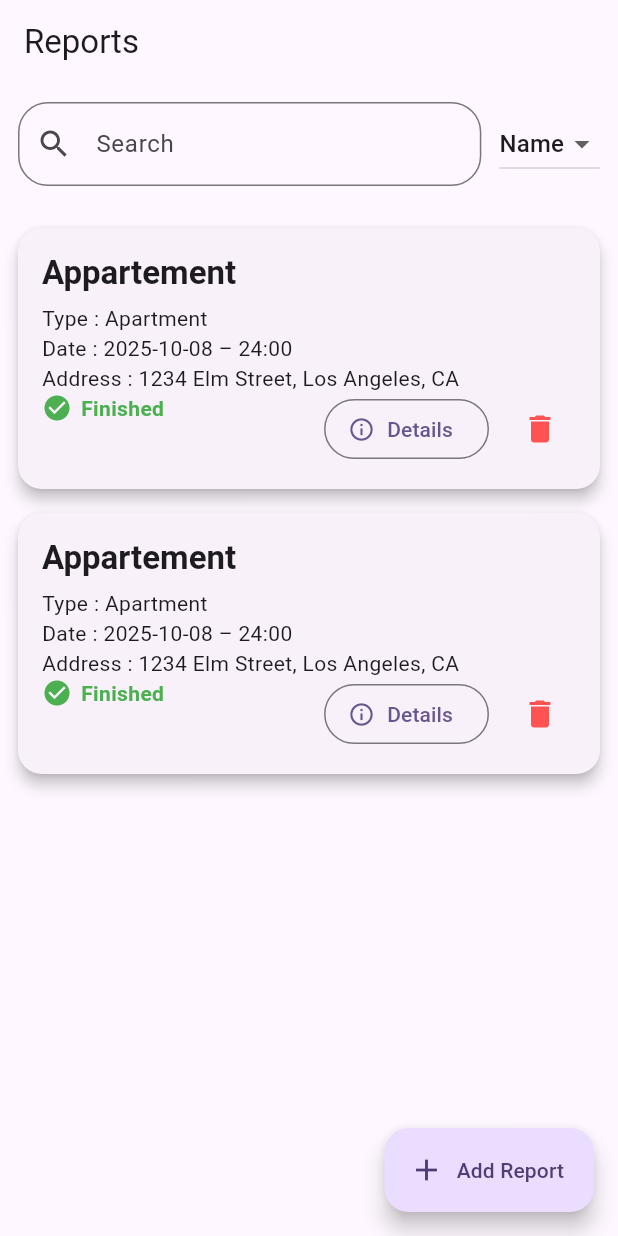
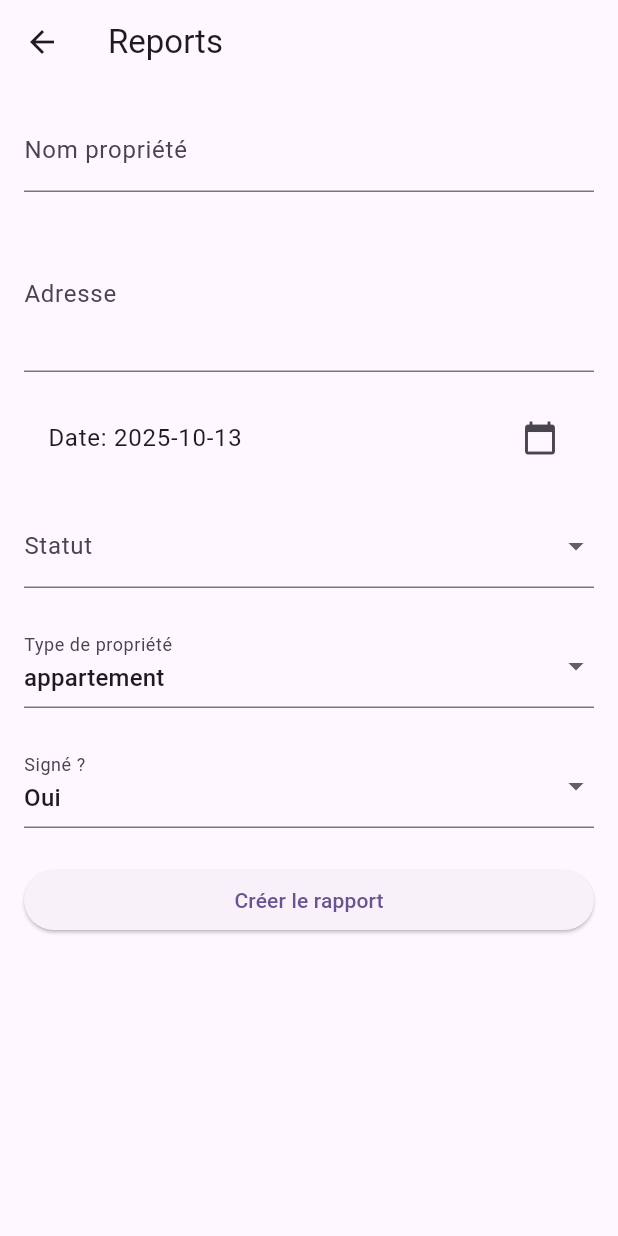
Before and after one commit to ByggL/samueliot_immocheck, a Flutter app: the screen it shows after launch, after a tap on "Add Report", on a phone screen of 412 x 824 dp. Run offline on Flutter 3.47's test engine with Material 3 defaults, Android fonts, the light colour scheme and no system bars; our stand-ins replace flutter_secure_storage, image_picker.

Commit message:
Report creation form along with some other changes

```diff
--- a/lib/providers/property_provider.dart
+++ b/lib/providers/property_provider.dart
@@ -78,6 +78,7 @@ class PropertyProvider extends ChangeNotifier{
     String? data = await _storage.read(key: 'properties_list');
     if (data != null) {
       List<dynamic> decoded = jsonDecode(data);
+      print(decoded);
       _properties = decoded.map((p) => Property.fromJson(p)).toList();
       notifyListeners();
     }
--- a/lib/providers/rapport_provider.dart
+++ b/lib/providers/rapport_provider.dart
@@ -48,17 +48,50 @@ class Rapport extends Property {
 class RapportProvider extends ChangeNotifier{
   final _storage = FlutterSecureStorage();
 
-  // Save rapport
-  Future<void> saveRapport(Rapport rapport) async {
-    await _storage.write(key: 'rapport_${rapport.nom}', value: jsonEncode(rapport.toJson()));
+  List<Property> _properties = [];
+
+  List<Property> get properties => List.unmodifiable(_properties);
+
+
+  void addRapportGlobal(Property propertyToAdd){
+    _properties.add(propertyToAdd);
   }
 
-  // Load rapport
-  Future<Rapport?> loadRapport(String nom) async {
-    String? data = await _storage.read(key: 'rapport_$nom');
-    if (data != null) {
-      return Rapport.fromJson(jsonDecode(data));
+  Property? getRapportById(String id){
+    for (Property property in _properties){
+        if (property.propertyId == id){
+          return property;
+        }
     }
     return null;
   }
+
+  void addRoomToRapport(String propertyId,Room roomToAdd){
+    Property? property = getRapportById(propertyId);
+    if (property==null){
+      throw Exception('No property found with this ID');
+    }
+    property.roomList.add(roomToAdd);
+  }
+
+  // Save all properties to storage
+  Future<void> saveRapports() async {
+    await _storage.write(
+      key: 'properties_list',
+      value: jsonEncode(_properties.map((p) => p.toJson()).toList()),
+    );
+    notifyListeners();
+  }
+
+
+  // Load all properties from storage
+  Future<void> loadRapports() async {
+    String? data = await _storage.read(key: 'properties_list');
+    if (data != null) {
+      List<dynamic> decoded = jsonDecode(data);
+      _properties = decoded.map((p) => Property.fromJson(p)).toList();
+      notifyListeners();
+    }
+  }
+
 }
--- /dev/null
+++ b/lib/ui/forms/build_rapport_form.dart
@@ -0,0 +1,167 @@
+import 'package:flutter/material.dart';
+import 'package:samueliot_immocheck/data/enums.dart';
+import 'package:samueliot_immocheck/providers/rapport_provider.dart';
+import 'package:uuid/uuid.dart';
+
+
+class BuildRapportForm extends StatefulWidget {
+
+  const BuildRapportForm({super.key});
+
+  static Route<void> route() {
+    return MaterialPageRoute<void>(
+      settings: const RouteSettings(name: '/buildRapportForm'),
+      builder: (_) => BuildRapportForm(),
+    );
+  }
+
+  @override
+  State<BuildRapportForm> createState() => _BuildRapportFormState();
+}
+
+class _BuildRapportFormState extends State<BuildRapportForm> {
+
+  final _formKey = GlobalKey<FormState>();
+  final TextEditingController _nameController = TextEditingController();
+  final TextEditingController _adressController = TextEditingController();
+  String _signature = "Oui";
+  PropertyTypes _propertyType = PropertyTypes.appartement;
+  DateTime _selectedDate = DateTime.now();
+  EtatsRapport? _selectedStatus;
+
+  void _pickDate() async {
+    final now = DateTime.now();
+    final picked = await showDatePicker(
+      context: context,
+      initialDate: now,
+      firstDate: DateTime(now.year - 5),
+      lastDate: DateTime(now.year + 5),
+    );
+    if (picked != null) {
+      setState(() {
+        _selectedDate = picked;
+      });
+    }
+  }
+
+  void _submit() {
+    if (_formKey.currentState?.validate() ?? false) {
+      Rapport submittedRapport = Rapport(
+        nom: _nameController.text,
+        adresse: _adressController.text,
+        roomList: [],
+        propertyType: _propertyType,
+        propertyId: Uuid().v4(),
+        creationDate: _selectedDate,
+        statutRapport: _selectedStatus!,
+        signature: _signature ,
+      );
+      RapportProvider rapportProvider = RapportProvider();
+      rapportProvider.loadRapports();
+      print(rapportProvider.properties.length);
+
+      rapportProvider.addRapportGlobal(submittedRapport);
+      print('yo');
+      print(rapportProvider.properties.length);
+      rapportProvider.saveRapports();
+      rapportProvider.loadRapports();
+      print(rapportProvider.properties.length);
+      Navigator.pop(context);
+
+
+
+    }
+  }
+
+  @override
+  Widget build(BuildContext context) {
+    return Scaffold(
+        appBar: AppBar(title: const Text('Reports')),
+        body:
+          Form(
+            key: _formKey,
+            child: ListView(
+              padding: const EdgeInsets.all(16),
+              children: [
+                TextFormField(
+                  controller: _nameController,
+                  decoration: const InputDecoration(labelText: 'Nom propriété'),
+                  validator: (value) =>
+                      value == null || value.isEmpty ? 'Champ requis' : null,
+                ),
+                const SizedBox(height: 16),
+                TextFormField(
+                  controller: _adressController,
+                  decoration: const InputDecoration(labelText: 'Adresse'),
+                  maxLines: 3,
+                  validator: (value) =>
+                      value == null || value.isEmpty ? 'Champ requis' : null,
+                ),
+                const SizedBox(height: 16),
+                ListTile(
+                  title: Text(_selectedDate == null
+                      ? 'Sélectionner une date'
+                      : 'Date: ${_selectedDate!.toLocal().toString().split(' ')[0]}'),
+                  trailing: const Icon(Icons.calendar_today),
+                  onTap: _pickDate,
+                ),
+                const SizedBox(height: 16),
+                DropdownButtonFormField<EtatsRapport>(
+                  initialValue: _selectedStatus,
+                  items: EtatsRapport.values
+                          .map(
+                            (status) => DropdownMenuItem(
+                              value: status,
+                              child: Text(status.name),
+                            ),
+                          )
+                          .toList(),
+                  decoration: const InputDecoration(labelText: 'Statut'),
+                  onChanged: (value) => setState(() => _selectedStatus = value),
+                  validator: (value) =>
+                      value == null ? 'Sélectionnez un statut' : null,
+                ),
+                const SizedBox(height: 24),
+                DropdownButtonFormField<PropertyTypes>(
+                  initialValue: _propertyType,
+                  items: PropertyTypes.values
+                          .map(
+                            (status) => DropdownMenuItem(
+                              value: status,
+                              child: Text(status.name),
+                            ),
+                          )
+                          .toList(),
+                  decoration: const InputDecoration(labelText: 'Type de propriété'),
+                  onChanged: (value) => setState(() => _propertyType = value!),
+                  validator: (value) =>
+                      value == null ? 'Sélectionnez un statut' : null,
+                ),
+                const SizedBox(height: 24),
+                DropdownButtonFormField<String>(
+                  initialValue: _signature,
+                  items: ['Oui', 'Non']
+                          .map(
+                            (status) => DropdownMenuItem(
+                              value: status,
+                              child: Text(status),
+                            ),
+                          )
+                          .toList(),
+                  decoration: const InputDecoration(labelText: 'Signé ?'),
+                  onChanged: (value) => setState(() => _signature = value!),
+                  validator: (value) =>
+                      value == null ? 'Sélectionnez un statut' : null,
+                ),
+                const SizedBox(height: 24),
+                ElevatedButton(
+                  onPressed: _submit,
+                  child: const Text('Créer le rapport'),
+                ),
+              ],
+            ),
+          )
+
+    );
+  }
+}
--- a/lib/ui/forms/build_room_form.dart
+++ b/lib/ui/forms/build_room_form.dart
@@ -46,7 +46,7 @@ class _RoomCreationForm extends State<RoomCreationForm> {
           ),
           const SizedBox(height: 16),
           DropdownButtonFormField<EtatsElement>(
-            value: _selectedStatus,
+            initialValue: _selectedStatus,
             decoration: const InputDecoration(
               labelText: "Statut de la pièce",
               border: OutlineInputBorder(),
--- a/lib/ui/homepage/report_list.dart
+++ b/lib/ui/homepage/report_list.dart
@@ -4,6 +4,7 @@ import 'package:samueliot_immocheck/data/enums.dart';
 import 'package:samueliot_immocheck/providers/element_provider.dart';
 import 'package:samueliot_immocheck/providers/piece_provider.dart';
 import 'package:samueliot_immocheck/providers/rapport_provider.dart';
+import 'package:samueliot_immocheck/ui/forms/build_rapport_form.dart';
 import 'package:uuid/uuid.dart';
 import 'report_card.dart'; // make sure this path matches your structure
 
@@ -15,34 +16,8 @@ class ReportList extends StatefulWidget {
 }
 
 class _ReportListState extends State<ReportList> {
-  // Placeholder list of reports
-  final List<Rapport> _reports = [
-    Rapport(
-      nom: "Appartement",
-      propertyId: Uuid().v4(),
-      propertyType: PropertyTypes.appartement,
-      creationDate: DateTime(2025, 10, 8),
-      adresse: "1234 Elm Street, Los Angeles, CA",
-      statutRapport: EtatsRapport.termine,
-      roomList: [
-        Room(
-          roomName: "Pièce de vie",
-          statut: EtatsElement.ok,
-          roomId: Uuid().v4(),
-          elements: [
-            RoomElement(
-              commentaire: "RAS",
-              elementName: RoomElements.appliances,
-              elementID: Uuid().v4(),
-              statut: EtatsElement.ok,
-              elementPicture: ["elementPicture"],
-            ),
-          ],
-        ),
-      ],
-      signature: "oui",
-    ),
-  ];
+
+  List<Rapport> _reports = [];
 
   final TextEditingController _searchController = TextEditingController();
   String _searchField = 'name'; // current field used for filtering
@@ -60,6 +35,14 @@ class _ReportListState extends State<ReportList> {
       };
       return fieldValue.toLowerCase().contains(_searchQuery.toLowerCase());
     }).toList();
+  }
+
+  @override
+  void initState() {
+    super.initState();
+    RapportProvider rapportProvider = RapportProvider();
+    rapportProvider.loadRapports();
+    _reports=rapportProvider.properties.cast<Rapport>();
   }
 
   void _addReport(Rapport report) {
@@ -146,35 +129,8 @@ class _ReportListState extends State<ReportList> {
         ],
       ),
       floatingActionButton: FloatingActionButton.extended(
-        onPressed: () {
-          // PLACEHOLDER dummy report add button
-          _addReport(
-            Rapport(
-              nom: "Appartement",
-              propertyId: Uuid().v4(),
-              propertyType: PropertyTypes.appartement,
-              creationDate: DateTime(2025, 10, 8),
-              adresse: "1234 Elm Street, Los Angeles, CA",
-              statutRapport: EtatsRapport.termine,
-              roomList: [
-                Room(
-                  roomName: "Pièce de vie",
-                  roomId: Uuid().v4(),
-                  statut: EtatsElement.ok,
-                  elements: [
-                    RoomElement(
-                      commentaire: "RAS",
-                      elementID: Uuid().v4(),
-                      elementName: RoomElements.floor,
-                      statut: EtatsElement.ok,
-                      elementPicture: ["elementPicture"],
-                    ),
-                  ],
-                ),
-              ],
-              signature: "oui",
-            ),
-          );
+        onPressed: ()  {
+          Navigator.push(context, BuildRapportForm.route());
         },
         label: const Text("Add Report"),
         icon: const Icon(Icons.add),
--- a/lib/ui/report_page/report_page.dart
+++ b/lib/ui/report_page/report_page.dart
@@ -5,6 +5,7 @@ import 'package:samueliot_immocheck/providers/element_provider.dart';
 import 'package:samueliot_immocheck/providers/piece_provider.dart';
 import 'package:samueliot_immocheck/providers/rapport_provider.dart';
 import 'package:samueliot_immocheck/ui/forms/build_room_form.dart';
+import 'package:samueliot_immocheck/ui/homepage/element_inspection_form.dart';
 
 class ReportPage extends StatefulWidget {
   final Rapport rapport;
@@ -154,7 +155,9 @@ class _ReportPageState extends State<ReportPage> {
             padding: const EdgeInsets.symmetric(vertical: 8.0),
             child: Center(
               child: TextButton.icon(
-                onPressed: () {},
+                onPressed: () {
+                  Navigator.push(context, ElementInspectionFormPage.route(null, room));
+                },
                 icon: const Icon(Icons.add_circle_outline),
                 label: const Text("Ajouter un élément"),
               ),
```
Also changed, not shown: lib/providers/piece_provider.dart (+5 -4 lines), lib/ui/homepage/element_inspection_form.dart (+69 -8 lines), lib/ui/homepage/room_page.dart (+5 -6 lines), pubspec.lock.
